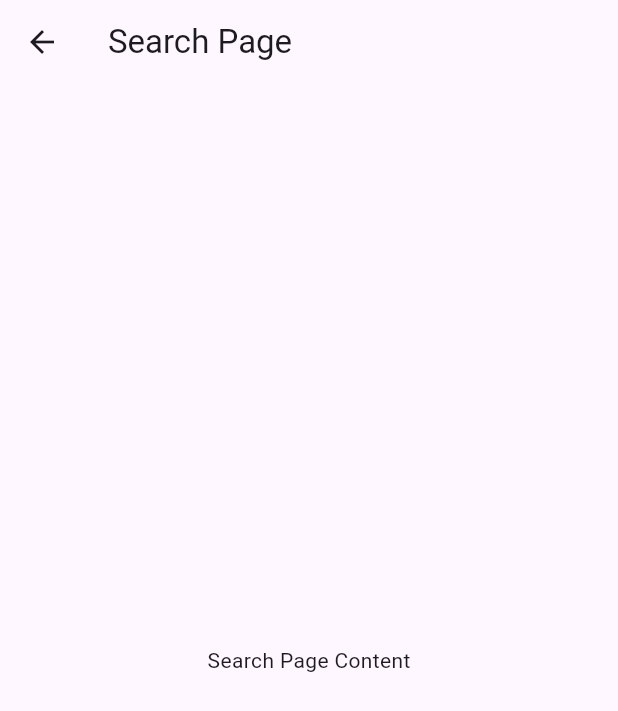
After one commit to Pradeep1234566/Shopping_app_flutter, a Flutter app: the screen it shows after launch, item 2 of the bottom bar chosen, on a phone screen of 412 x 824 dp. The commit adds this screen. Shown: the top 711 px of the screen. Run offline on Flutter 3.47's test engine with Material 3 defaults, Android fonts, the phone set to English and light mode, and no system bars.

Commit message:
Navigation done

```diff
--- /dev/null
+++ b/lib/pages/favourites_page.dart
@@ -0,0 +1,11 @@
+import 'package:flutter/material.dart';
+
+class FavouritesPage extends StatelessWidget {
+  @override
+  Widget build(BuildContext context) {
+    return Scaffold(
+      appBar: AppBar(title: Text("Favourites Page")),
+      body: Center(child: Text("Favourites Page Content")),
+    );
+  }
+}
--- /dev/null
+++ b/lib/pages/search_page.dart
@@ -0,0 +1,10 @@
+import 'package:flutter/material.dart';
+class SearchPage extends StatelessWidget {
+  @override
+  Widget build(BuildContext context) {
+    return Scaffold(
+      appBar: AppBar(title: Text("Search Page")),
+      body: Center(child: Text("Search Page Content")),
+    );
+  }
+}
--- /dev/null
+++ b/lib/pages/shopping_page.dart
@@ -0,0 +1,11 @@
+import 'package:flutter/material.dart';
+
+class ShoppingPage extends StatelessWidget {
+  @override
+  Widget build(BuildContext context) {
+    return Scaffold(
+      appBar: AppBar(title: Text("Shopping Page")),
+      body: Center(child: Text("Shopping Page Content")),
+    );
+  }
+}
```
Also changed, not shown: lib/pages/home_page.dart (+29 -5 lines), assest/Images/S1.jpg (added), assest/Images/S2.jpg (added), lib/widgets/W1.dart (added).
